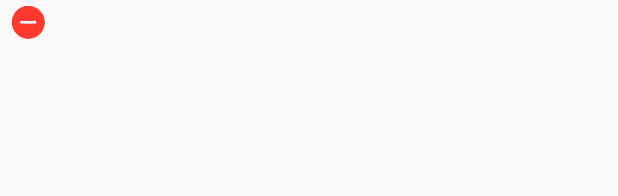
After one commit to zhangtao2005/weatherapp, an Android app: the layout select_item.xml on its own in the app's theme, with its tools: preview values and no code run, on a phone screen of 412 x 824 dp. The commit adds this screen. Shown: the top 196 px of the screen. Run offline under Robolectric (Android 15) with nearby library versions, the phone set to English and light mode, and no system bars.

Commit message:
add delete city function , add some hint when error occurs

```diff
--- a/app/build.gradle
+++ b/app/build.gradle
@@ -40,7 +40,7 @@ dependencies {
     implementation 'androidx.appcompat:appcompat:1.0.2'
     implementation 'androidx.core:core-ktx:1.0.1'
     implementation 'androidx.constraintlayout:constraintlayout:1.1.3'
-    implementation 'com.google.android:flexbox:0.3.1'
+    implementation 'com.google.android:flexbox:1.1.0'
     implementation 'joda-time:joda-time:2.10'
     implementation 'com.ogaclejapan.smarttablayout:library:2.0.0@aar'
     //Optional: see how to use the utility.
--- a/app/src/main/java/com/zht/weather/mvp/LocalContract.kt
+++ b/app/src/main/java/com/zht/weather/mvp/LocalContract.kt
@@ -9,6 +9,6 @@ interface LocalContract{
 
     interface View: BaseView<Presenter> {
         fun showWeatherOnLocation(weather:WeatherData)
-        fun showErrorOnGetLocalWeather()
+        fun showErrorOnGetLocalWeather(city:String)
     }
 }
--- a/app/src/main/java/com/zht/weather/mvp/LocalWeatherPresenter.kt
+++ b/app/src/main/java/com/zht/weather/mvp/LocalWeatherPresenter.kt
@@ -37,6 +37,7 @@ class LocalWeatherPresenter: LocalContract.Presenter {
             object : HeWeather.OnResultWeatherNowBeanListener {
                 override fun onError(e: Throwable) {
                     Log.i(MainActivity.TAG, "Weather Now onError: ", e)
+                    mLocalView.showErrorOnGetLocalWeather(it)
                 }
 
                 override fun onSuccess(dataObject: Now) {
--- a/app/src/main/java/com/zht/weather/mvp/SearchContract.kt
+++ b/app/src/main/java/com/zht/weather/mvp/SearchContract.kt
@@ -8,10 +8,12 @@ package com.zht.weather.mvp
 interface SearchContract {
     interface Presenter: BasePresenter {
         fun search(city:String)
+        fun querySelectedCities()
     }
 
     interface View<T>: BaseView<Presenter> {
         fun showSuccessOnGetCity(data:ArrayList<T>)
         fun showErrorOnGetCity(city:String)
+        fun showSelectedCities(data:ArrayList<String>)
     }
 }
--- a/app/src/main/java/com/zht/weather/mvp/WeatherMainPresenter.kt
+++ b/app/src/main/java/com/zht/weather/mvp/WeatherMainPresenter.kt
@@ -11,6 +11,7 @@ import com.zht.weather.utils.SharedPrefUtils
  */
 class WeatherMainPresenter:MainContract.Presenter {
     private var mView:MainContract.View
+    private var lastSize:Int = 0
 
     constructor(view:MainContract.View){
         mView = view
@@ -19,7 +20,10 @@ class WeatherMainPresenter:MainContract.Presenter {
     override fun loadWeathers() {
         val set = SharedPrefUtils.getStringSet(ConstantValues.SELECT_CITIES)
         Log.i(ConstantValues.TAG_MAIN,"set size = ${set.size}")
-        mView.onGetAllCityNames(set)
+//        if(lastSize != set.size) {
+            mView.onGetAllCityNames(set)
+//        }
+        lastSize = set.size
     }
 
     override fun subscribe() {
--- a/app/src/main/java/com/zht/weather/ui/WeatherMain.kt
+++ b/app/src/main/java/com/zht/weather/ui/WeatherMain.kt
@@ -66,6 +66,11 @@ class WeatherMain: BaseFragment(), MainContract.View{
         iv_add.setOnClickListener(onAddClicked)
     }
 
+    override fun onResume() {
+        super.onResume()
+        localPresenter.loadWeathers()
+    }
+
     override fun lazyLoad() {
         localPresenter = WeatherMainPresenter(this)
         localPresenter.loadWeathers()
--- a/app/src/main/java/com/zht/weather/utils/SharedPrefUtils.kt
+++ b/app/src/main/java/com/zht/weather/utils/SharedPrefUtils.kt
@@ -45,7 +45,9 @@ object SharedPrefUtils {
         return dataSet
     }
 
-
+    fun putStringSet(key:String,set:MutableSet<String>){
+        mSharedPref.edit().putStringSet(key,set).apply()
+    }
 
 
 }
--- a/app/src/main/java/com/zht/weather/view/recyclerview/BaseRecyclerAdapter.kt
+++ b/app/src/main/java/com/zht/weather/view/recyclerview/BaseRecyclerAdapter.kt
@@ -20,8 +20,11 @@ abstract class BaseRecyclerAdapter<T>(var mContext:Context,var mData:ArrayList<T
 
     private var mItemLongClickListener:OnItemLongClickListener? = null
 
+    protected var datas:ArrayList<T>? = null
+
     init{
         mInflater = LayoutInflater.from(mContext)
+        datas = mData
     }
 
     constructor(context: Context,data : ArrayList<T> ,typeSupport:MultiType<T>):this(context,data,-1){
--- /dev/null
+++ b/app/src/main/res/layout/select_item.xml
@@ -0,0 +1,26 @@
+<?xml version="1.0" encoding="utf-8"?>
+<LinearLayout
+    xmlns:android="http://schemas.android.com/apk/res/android"
+    xmlns:tools="http://schemas.android.com/tools"
+    android:layout_width="wrap_content"
+    android:layout_height="wrap_content"
+    android:orientation="horizontal"
+>
+    <TextView
+        android:id="@+id/tv_city"
+        android:layout_width="wrap_content"
+        android:layout_height="wrap_content"
+        android:padding="4dp"
+        android:textSize="16sp"
+        android:textColor="#ffffff"
+        tools:context=".MainActivity"
+    />
+    <ImageView
+        android:id="@+id/iv_delete"
+        android:layout_width="wrap_content"
+        android:layout_height="wrap_content"
+        android:src="@mipmap/icon_delete"
+        android:layout_gravity="right|center_vertical"
+    />
+
+</LinearLayout>
```
Also changed, not shown: app/src/main/java/com/zht/weather/SearchActivity.kt (+25 -10 lines), app/src/main/java/com/zht/weather/mvp/SearchPresenter.kt (+11 -1 lines), app/src/main/java/com/zht/weather/ui/WeatherOneCity.kt (+6 -2 lines), app/src/main/java/com/zht/weather/view/recyclerview/SelectedCityAdapter.kt (added, +38 -0 lines), app/src/main/res/layout/activity_search.xml (+10 -1 lines), app/src/main/res/mipmap-xxxhdpi/icon_delete.png (added).
